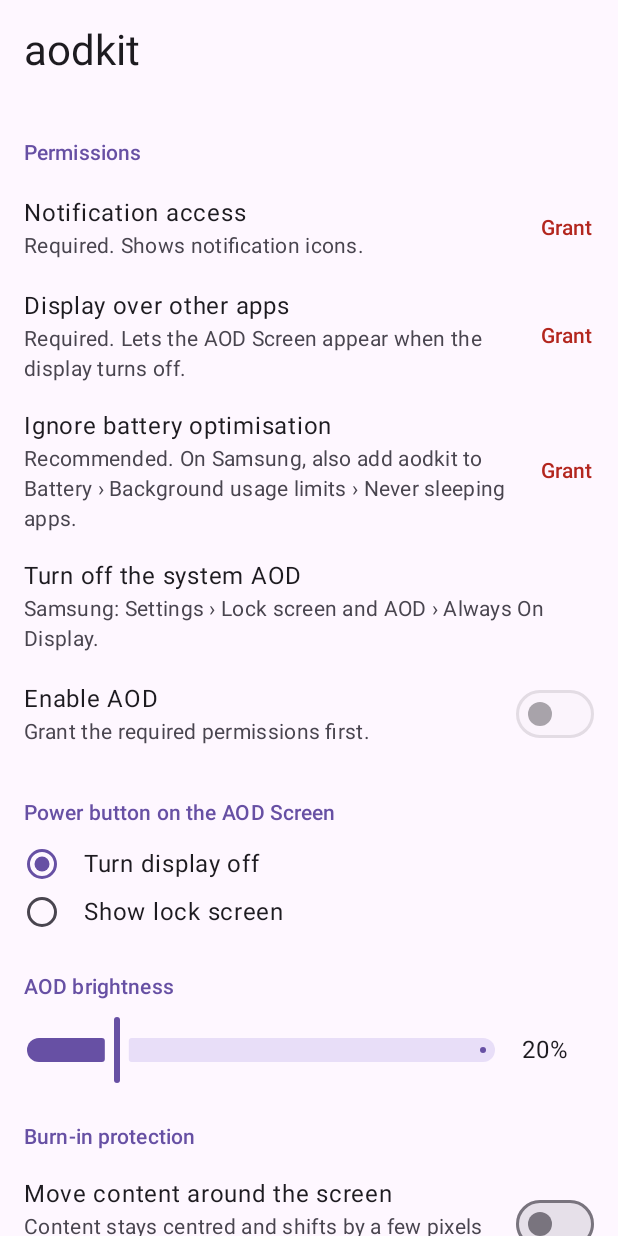
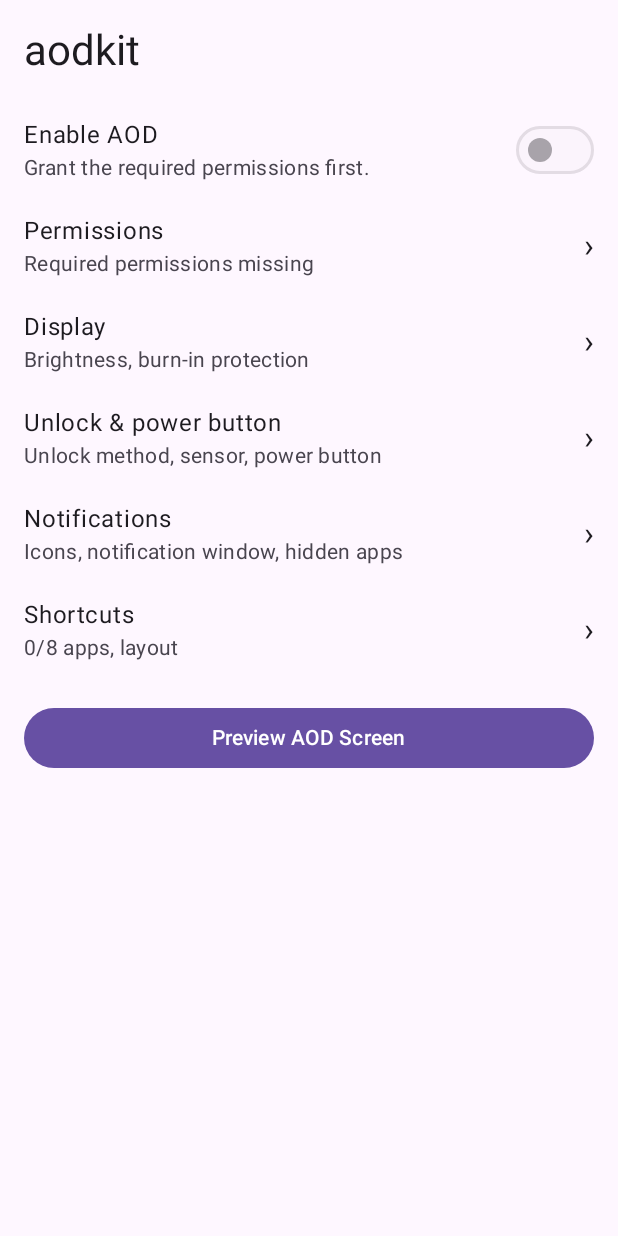
Before and after one commit to emiliocervantez/aodkit, an Android app built with Jetpack Compose: the screen it shows after launch (SettingsActivity), on a phone screen of 412 x 824 dp. Run offline under Robolectric (Android 15) with nearby library versions, the phone set to English and light mode, and no system bars.

Commit message:
Split settings into focused groups with back navigation
Organize the settings screen into category pages, keeping the main page
compact and making each group open at the top. Move preview access to
the main page and display group-specific controls on their own pages.

```diff
--- a/app/src/main/java/app/aodkit/ui/SettingsScreen.kt
+++ b/app/src/main/java/app/aodkit/ui/SettingsScreen.kt
@@ -7,6 +7,7 @@ import android.content.Intent
 import android.os.Build
 import android.os.PowerManager
 import android.provider.Settings
+import androidx.activity.compose.BackHandler
 import androidx.compose.foundation.clickable
 import androidx.compose.foundation.layout.Arrangement
 import androidx.compose.foundation.layout.Column
@@ -35,12 +36,14 @@ import androidx.compose.material3.TextButton
 import androidx.compose.runtime.Composable
 import androidx.compose.runtime.collectAsState
 import androidx.compose.runtime.getValue
+import androidx.compose.runtime.key
 import androidx.compose.runtime.mutableFloatStateOf
 import androidx.compose.runtime.mutableStateListOf
 import androidx.compose.runtime.mutableStateOf
 import androidx.compose.runtime.produceState
 import androidx.compose.runtime.remember
 import androidx.compose.runtime.rememberCoroutineScope
+import androidx.compose.runtime.saveable.rememberSaveable
 import androidx.compose.runtime.setValue
 import androidx.compose.ui.Alignment
 import androidx.compose.ui.Modifier
@@ -72,6 +75,14 @@ private data class LaunchableApp(val packageName: String, val label: String)
 
 private enum class Picker { SHORTCUTS, HIDDEN_APPS }
 
+private enum class SettingsGroup(val title: String) {
+    PERMISSIONS("Permissions"),
+    DISPLAY("Display"),
+    UNLOCK("Unlock & power button"),
+    NOTIFICATIONS("Notifications"),
+    SHORTCUTS("Shortcuts"),
+}
+
 @Composable
 fun SettingsScreen(store: SettingsStore, resumeCount: Int) {
     val context = LocalContext.current
@@ -82,13 +93,52 @@ fun SettingsScreen(store: SettingsStore, resumeCount: Int) {
         value = withContext(Dispatchers.IO) { loadLaunchableApps(context) }
     }
     var picker by remember { mutableStateOf<Picker?>(null) }
+    var group by rememberSaveable { mutableStateOf<SettingsGroup?>(null) }
+    BackHandler(enabled = group != null) { group = null }
 
     Scaffold { padding ->
         if (settings == null) return@Scaffold
+        // Keyed by page, so each page opens scrolled to the top.
+        key(group) {
             LazyColumn(contentPadding = padding) {
+                when (group) {
+                    null -> {
                         item { Text("aodkit", Modifier.padding(16.dp), style = MaterialTheme.typography.headlineMedium) }
 
-            item { SectionHeader("Permissions") }
+                        item {
+                            SettingRow(
+                                "Enable AOD",
+                                if (permissions.required) "Show the AOD Screen when the display turns off." else "Grant the required permissions first.",
+                                trailing = {
+                                    Switch(
+                                        checked = settings.enabled && permissions.required,
+                                        enabled = permissions.required,
+                                        onCheckedChange = { scope.launch { store.setEnabled(it) } },
+                                    )
+                                },
+                            )
+                        }
+
+                        items(SettingsGroup.entries) { g ->
+                            SettingRow(
+                                g.title,
+                                when (g) {
+                                    SettingsGroup.PERMISSIONS -> if (permissions.required) "All required permissions granted" else "Required permissions missing"
+                                    SettingsGroup.DISPLAY -> "Brightness, burn-in protection"
+                                    SettingsGroup.UNLOCK -> "Unlock method, sensor, power button"
+                                    SettingsGroup.NOTIFICATIONS -> "Icons, notification window, hidden apps"
+                                    SettingsGroup.SHORTCUTS -> "${settings.shortcuts.size}/$MAX_SHORTCUTS apps, layout"
+                                },
+                                trailing = { Text("›", Modifier.padding(start = 16.dp), style = MaterialTheme.typography.titleLarge) },
+                                onClick = { group = g },
+                            )
+                        }
+
+                        item { PreviewButton() }
+                    }
+
+                    SettingsGroup.PERMISSIONS -> {
+                        item { GroupHeader(SettingsGroup.PERMISSIONS) { group = null } }
                         item {
                             PermissionRow("Notification access", "Required. Shows notification icons.", permissions.notificationAccess) {
                                 context.startFirst(notificationAccessIntents(context))
@@ -111,41 +161,10 @@ fun SettingsScreen(store: SettingsStore, resumeCount: Int) {
                                 context.startFirst(listOf(Intent(Settings.ACTION_SETTINGS)))
                             }
                         }
-
-            item {
-                SettingRow(
-                    "Enable AOD",
-                    if (permissions.required) "Show the AOD Screen when the display turns off." else "Grant the required permissions first.",
-                    trailing = {
-                        Switch(
-                            checked = settings.enabled && permissions.required,
-                            enabled = permissions.required,
-                            onCheckedChange = { scope.launch { store.setEnabled(it) } },
-                        )
-                    },
-                )
                     }
 
-            item { SectionHeader("Power button on the AOD Screen") }
-            items(PowerButtonAction.entries) { action ->
-                Row(
-                    Modifier
-                        .fillMaxWidth()
-                        .selectable(settings.powerButton == action) { scope.launch { store.setPowerButton(action) } }
-                        .padding(horizontal = 16.dp, vertical = 4.dp),
-                    verticalAlignment = Alignment.CenterVertically,
-                ) {
-                    RadioButton(selected = settings.powerButton == action, onClick = null)
-                    Text(
-                        when (action) {
-                            PowerButtonAction.DISPLAY_OFF -> "Turn display off"
-                            PowerButtonAction.LOCK_SCREEN -> "Show lock screen"
-                        },
-                        Modifier.padding(start = 16.dp),
-                    )
-                }
-            }
-
+                    SettingsGroup.DISPLAY -> {
+                        item { GroupHeader(SettingsGroup.DISPLAY) { group = null } }
                         item { SectionHeader("AOD brightness") }
                         item {
                             PercentSlider(settings.brightness, MIN_BRIGHTNESS..1f) { scope.launch { store.setBrightness(it) } }
@@ -168,7 +187,10 @@ fun SettingsScreen(store: SettingsStore, resumeCount: Int) {
                                 },
                             )
                         }
+                    }
 
+                    SettingsGroup.UNLOCK -> {
+                        item { GroupHeader(SettingsGroup.UNLOCK) { group = null } }
                         item { SectionHeader("Unlock with") }
                         items(UnlockMethod.entries) { method ->
                             Row(
@@ -224,6 +246,31 @@ fun SettingsScreen(store: SettingsStore, resumeCount: Int) {
                             }
                         }
 
+                        item { SectionHeader("Power button on the AOD Screen") }
+                        items(PowerButtonAction.entries) { action ->
+                            Row(
+                                Modifier
+                                    .fillMaxWidth()
+                                    .selectable(settings.powerButton == action) { scope.launch { store.setPowerButton(action) } }
+                                    .padding(horizontal = 16.dp, vertical = 4.dp),
+                                verticalAlignment = Alignment.CenterVertically,
+                            ) {
+                                RadioButton(selected = settings.powerButton == action, onClick = null)
+                                Text(
+                                    when (action) {
+                                        PowerButtonAction.DISPLAY_OFF -> "Turn display off"
+                                        PowerButtonAction.LOCK_SCREEN -> "Show lock screen"
+                                    },
+                                    Modifier.padding(start = 16.dp),
+                                )
+                            }
+                        }
+
+                        item { PreviewButton() }
+                    }
+
+                    SettingsGroup.SHORTCUTS -> {
+                        item { GroupHeader(SettingsGroup.SHORTCUTS) { group = null } }
                         item { SectionHeader("Shortcuts (${settings.shortcuts.size}/$MAX_SHORTCUTS)") }
                         itemsIndexed(settings.shortcuts, key = { _, pkg -> pkg }) { index, pkg ->
                             ShortcutRow(
@@ -252,7 +299,10 @@ fun SettingsScreen(store: SettingsStore, resumeCount: Int) {
                                 )
                             }
                         }
+                    }
 
+                    SettingsGroup.NOTIFICATIONS -> {
+                        item { GroupHeader(SettingsGroup.NOTIFICATIONS) { group = null } }
                         item { SectionHeader("Notification icons") }
                         item {
                             SettingRow(
@@ -328,12 +378,8 @@ fun SettingsScreen(store: SettingsStore, resumeCount: Int) {
                                 },
                             )
                         }
-
-            item {
-                Button(
-                    onClick = { context.startActivity(Intent(context, AodActivity::class.java)) },
-                    Modifier.padding(16.dp).fillMaxWidth(),
-                ) { Text("Preview AOD Screen") }
+                    }
+                }
             }
         }
     }
@@ -357,6 +403,23 @@ fun SettingsScreen(store: SettingsStore, resumeCount: Int) {
         )
         null -> Unit
     }
+}
+
+@Composable
+private fun GroupHeader(group: SettingsGroup, onBack: () -> Unit) {
+    Row(Modifier.padding(horizontal = 4.dp, vertical = 8.dp), verticalAlignment = Alignment.CenterVertically) {
+        IconButton(onClick = onBack) { Text("←", style = MaterialTheme.typography.titleLarge) }
+        Text(group.title, Modifier.padding(start = 4.dp), style = MaterialTheme.typography.headlineSmall)
+    }
+}
+
+@Composable
+private fun PreviewButton() {
+    val context = LocalContext.current
+    Button(
+        onClick = { context.startActivity(Intent(context, AodActivity::class.java)) },
+        Modifier.padding(16.dp).fillMaxWidth(),
+    ) { Text("Preview AOD Screen") }
 }
 
 @Composable
```
Lines whose indentation alone changed are shown as unchanged.
